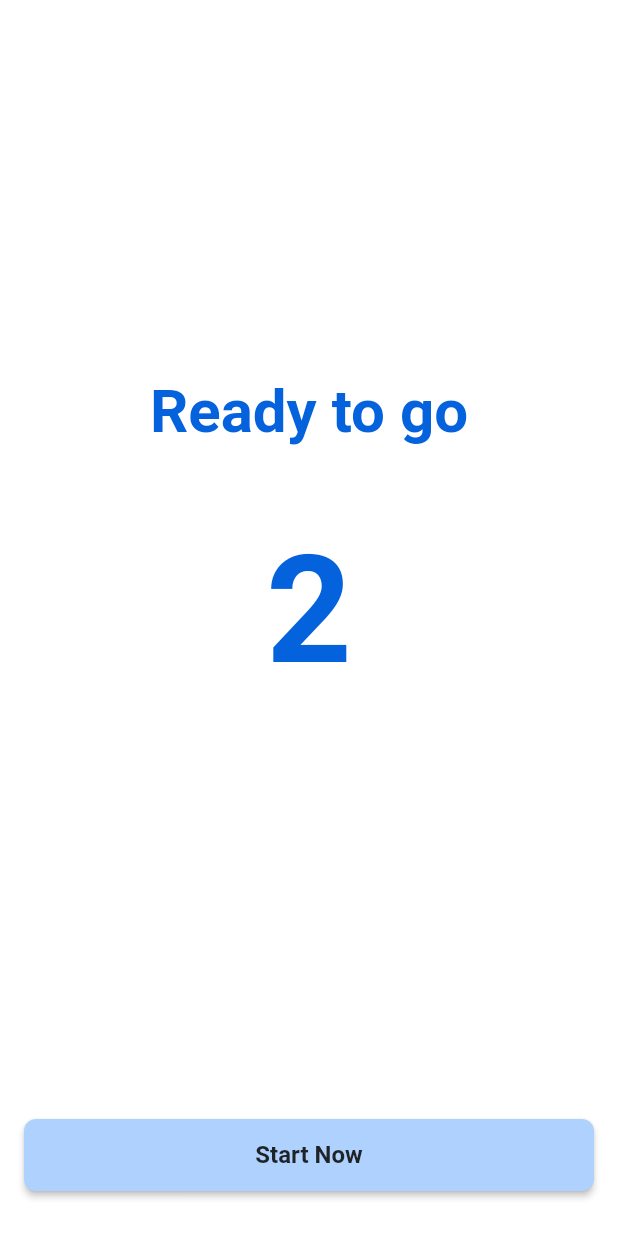
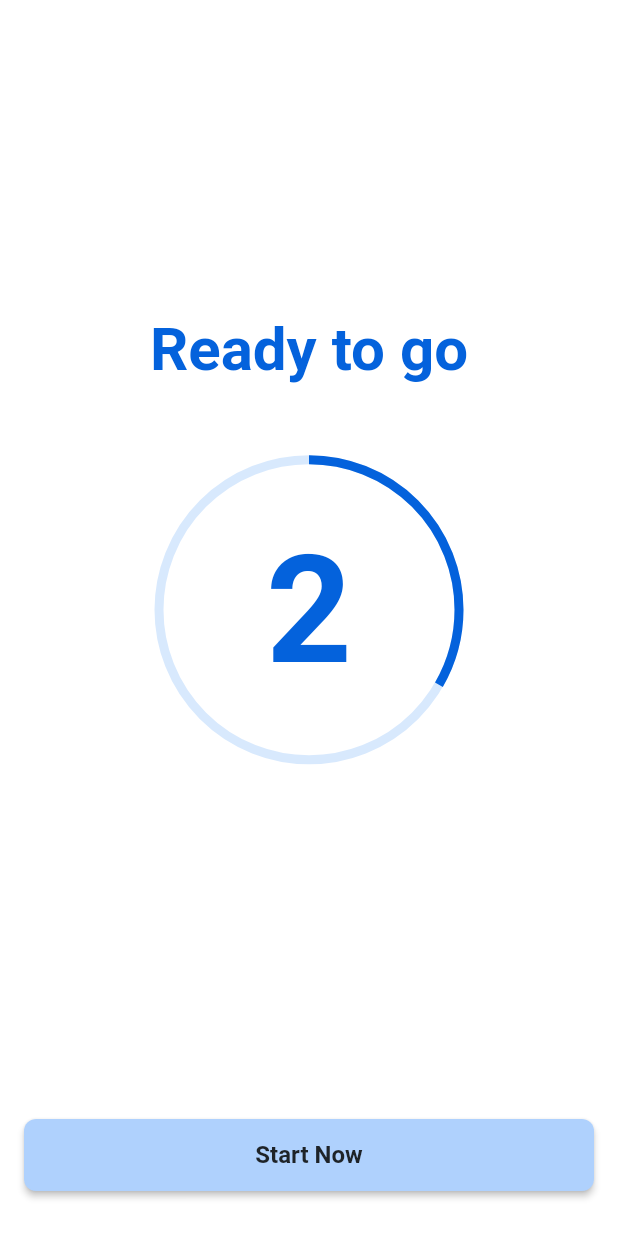
Before and after one commit to DATN-LYN/app-user-fitness, a Flutter app: the CountdownTimerPage screen opened by its route, on a phone screen of 412 x 824 dp. Run offline on Flutter 3.47's test engine with Material 2 defaults, Android fonts, the phone set to English and light mode, and no system bars; our stand-ins replace adaptive_dialog, auto_route, built_collection, built_value, cached_network_image, flutter_form_builder and 13 more; missing offline and left inert: cloudinary_flutter, cloudinary_public, ferry, ferry_exec, ferry_hive_store, gql_code_builder and 5 more; accounts and stored records are empty; generated files the repository leaves out were written again; statements that could not run were skipped.

Commit message:
enhance: enhance UI count down timer

```diff
--- a/fitness_app/assets/locales/en-US.json
+++ b/fitness_app/assets/locales/en-US.json
@@ -91,5 +91,9 @@
       "passwordNotMatch": "Password not match",
       "confirmLogout": "Confirm logout",
       "confirmLogoutDes": "You need confirm to logout from this app"
+    },
+    "exerciseDetail_":{
+      "quitWorkout":"Confirm quit",
+      "quitWorkoutDes":"Are you sure you want to quit workout?"
     }
 }
--- a/fitness_app/assets/locales/vi-VN.json
+++ b/fitness_app/assets/locales/vi-VN.json
@@ -92,5 +92,9 @@
       "confirmChange": "Xác nhận thay đổi",
       "confirmLogout": "Xác nhận đăng xuất",
       "confirmLogoutDes": "Bạn cần xác nhận để đăng xuất khỏi ứng dụng"
+    },
+    "exerciseDetail_":{
+      "quitWorkout":"Confirm quit",
+      "quitWorkoutDes":"Are you sure you want to quit workout?"
     }
 }
--- a/fitness_app/lib/global/widgets/countdown_timer_page.dart
+++ b/fitness_app/lib/global/widgets/countdown_timer_page.dart
@@ -23,11 +23,12 @@ class CountdownTimerPage extends StatefulWidget {
 
 class _CountdownTimerPageState extends State<CountdownTimerPage> {
   late Duration countdownDuration = widget.initialDuration;
+  late int seconds = widget.initialDuration.inSeconds;
 
   void startTimer() {
     Timer.periodic(const Duration(seconds: 1), (timer) {
       setState(() {
-        final seconds = countdownDuration.inSeconds - 1;
+        seconds = countdownDuration.inSeconds - 1;
         if (seconds < 0) {
           timer.cancel();
           if (widget.isBreak) {
@@ -70,6 +71,22 @@ class _CountdownTimerPageState extends State<CountdownTimerPage> {
                 ),
               ),
               const SizedBox(height: 50),
+              Stack(
+                alignment: Alignment.center,
+                children: [
+                  SizedBox.square(
+                    dimension: 200,
+                    child: CircularProgressIndicator(
+                      value: ((widget.initialDuration.inSeconds - seconds) /
+                              widget.initialDuration.inSeconds)
+                          .toDouble(),
+                      valueColor: const AlwaysStoppedAnimation<Color>(
+                        AppColors.primaryBold,
+                      ),
+                      backgroundColor: AppColors.primarySoft,
+                      strokeWidth: 6,
+                    ),
+                  ),
                   Text(
                     countdownDuration.inSeconds.toString(),
                     style: const TextStyle(
@@ -77,6 +94,8 @@ class _CountdownTimerPageState extends State<CountdownTimerPage> {
                       color: AppColors.primaryBold,
                       fontWeight: FontWeight.bold,
                     ),
+                  ),
+                ],
               ),
             ],
           ),
```
Also changed, not shown: fitness_app/lib/global/gen/i18n.dart (+10 -0 lines), fitness_app/lib/global/widgets/dialogs/confirmation_dialog.dart (+8 -10 lines), fitness_app/lib/modules/exercise/exercise_detail_page.dart (+27 -3 lines), fitness_app/lib/modules/main/modules/social/widgets/message_inpput_widget.dart (+4 -3 lines). Lines whose indentation alone changed are shown as unchanged.
